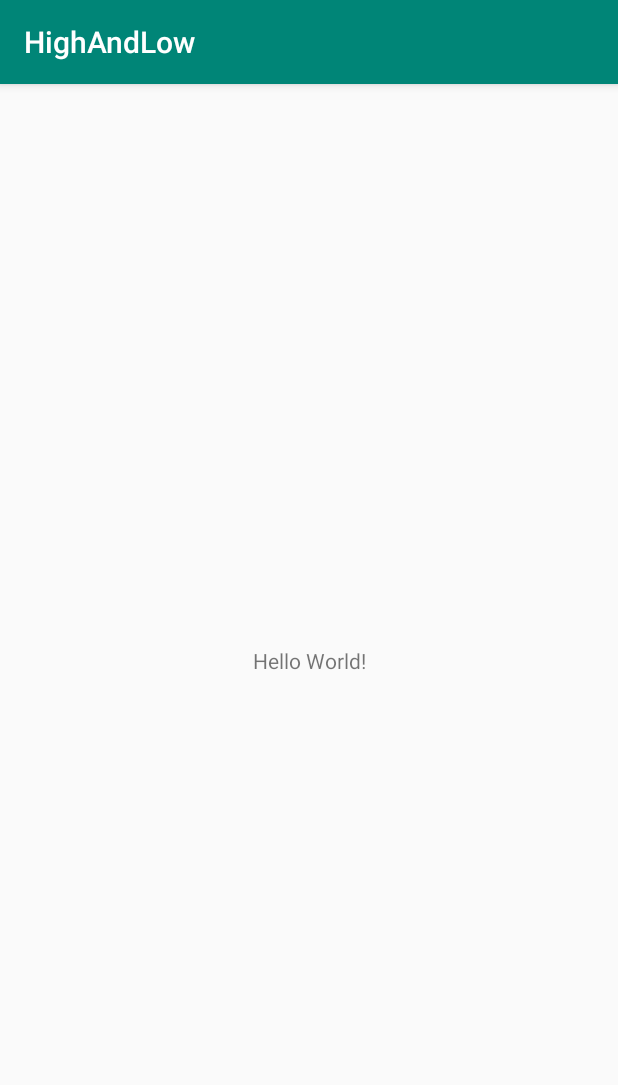
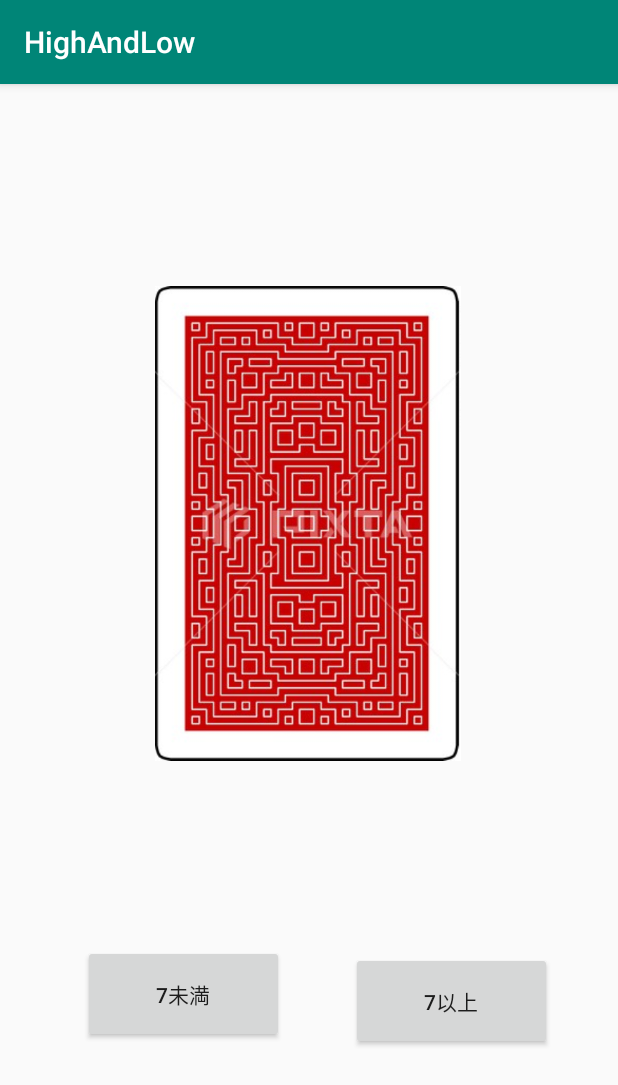
Before and after one commit to ryoikijisshu/HighAndLow, an Android app: the screen it shows after launch (MainActivity), on a phone screen of 412 x 824 dp. Shown: the top 1085 px of the screen. Run offline under Robolectric (Android 15) with nearby library versions, the phone set to English and light mode, and no system bars.

Commit message:
HighAndLow完成しました

```diff
--- a/app/src/main/java/kgu/klab/highandlow/MainActivity.kt
+++ b/app/src/main/java/kgu/klab/highandlow/MainActivity.kt
@@ -2,11 +2,24 @@ package kgu.klab.highandlow
 
 import android.support.v7.app.AppCompatActivity
 import android.os.Bundle
+import android.content.Intent
+import kotlinx.android.synthetic.main.activity_main.*
 
 class MainActivity : AppCompatActivity() {
 
     override fun onCreate(savedInstanceState: Bundle?) {
         super.onCreate(savedInstanceState)
         setContentView(R.layout.activity_main)
+
+        button1.setOnClickListener {
+            val intent = Intent(application, SubActivity::class.java)
+            intent.putExtra("result",0)
+            startActivity(intent)
+        }
+        button2.setOnClickListener {
+            val intent = Intent(application, SubActivity::class.java)
+            intent.putExtra("result",1)
+            startActivity(intent)
+        }
     }
 }
--- a/app/src/main/res/layout/activity_main.xml
+++ b/app/src/main/res/layout/activity_main.xml
@@ -6,14 +6,32 @@
         android:layout_width="match_parent"
         android:layout_height="match_parent"
         tools:context=".MainActivity">
-
-    <TextView
-            android:layout_width="wrap_content"
-            android:layout_height="wrap_content"
-            android:text="Hello World!"
-            app:layout_constraintBottom_toBottomOf="parent"
-            app:layout_constraintLeft_toLeftOf="parent"
-            app:layout_constraintRight_toRightOf="parent"
-            app:layout_constraintTop_toTopOf="parent"/>
-
+    <ImageView
+            android:layout_width="204dp"
+            android:layout_height="323dp" app:srcCompat="@drawable/ura"
+            android:id="@+id/imageView2" android:layout_marginBottom="8dp"
+            app:layout_constraintBottom_toBottomOf="parent" android:layout_marginTop="8dp"
+            app:layout_constraintTop_toTopOf="parent" app:layout_constraintStart_toStartOf="parent"
+            android:layout_marginLeft="8dp" android:layout_marginStart="8dp" app:layout_constraintEnd_toEndOf="parent"
+            android:layout_marginEnd="8dp" android:layout_marginRight="8dp" app:layout_constraintHorizontal_bias="0.497"
+            app:layout_constraintVertical_bias="0.288"/>
+    <Button
+            android:text="7未満"
+            android:layout_width="134dp"
+            android:layout_height="65dp"
+            android:id="@+id/button1" android:layout_marginTop="8dp"
+            app:layout_constraintTop_toBottomOf="@+id/imageView2" android:layout_marginBottom="8dp"
+            app:layout_constraintBottom_toBottomOf="parent" app:layout_constraintStart_toStartOf="parent"
+            android:layout_marginLeft="8dp" android:layout_marginStart="8dp" app:layout_constraintEnd_toEndOf="parent"
+            android:layout_marginEnd="8dp" android:layout_marginRight="8dp" app:layout_constraintHorizontal_bias="0.18"
+            app:layout_constraintVertical_bias="0.48"/>
+    <Button
+            android:text="7以上"
+            android:layout_width="134dp"
+            android:layout_height="65dp"
+            android:id="@+id/button2" app:layout_constraintStart_toEndOf="@+id/button1" android:layout_marginLeft="8dp"
+            android:layout_marginStart="8dp" android:layout_marginBottom="8dp"
+            app:layout_constraintBottom_toBottomOf="parent" app:layout_constraintEnd_toEndOf="parent"
+            android:layout_marginEnd="8dp" android:layout_marginRight="8dp" android:layout_marginTop="8dp"
+            app:layout_constraintTop_toBottomOf="@+id/imageView2"/>
 </android.support.constraint.ConstraintLayout>
```
Also changed, not shown: app/src/main/AndroidManifest.xml (+7 -0 lines), app/src/main/java/kgu/klab/highandlow/SubActivity.kt (added, +78 -0 lines), app/src/main/res/layout/activity_sub.xml (added, +43 -0 lines), app/src/main/res/values/array.xml (added, +18 -0 lines), app/src/main/res/drawable/eight.jpg (added), app/src/main/res/drawable/eleven.jpg (added), app/src/main/res/drawable/five.jpg (added), app/src/main/res/drawable/four.jpg (added), app/src/main/res/drawable/nine.jpg (added), app/src/main/res/drawable/one.jpg (added), app/src/main/res/drawable/seven.jpg (added), app/src/main/res/drawable/six.jpg (added), app/src/main/res/drawable/ten.jpg (added), app/src/main/res/drawable/thirteen.jpg (added), 4 more files.
